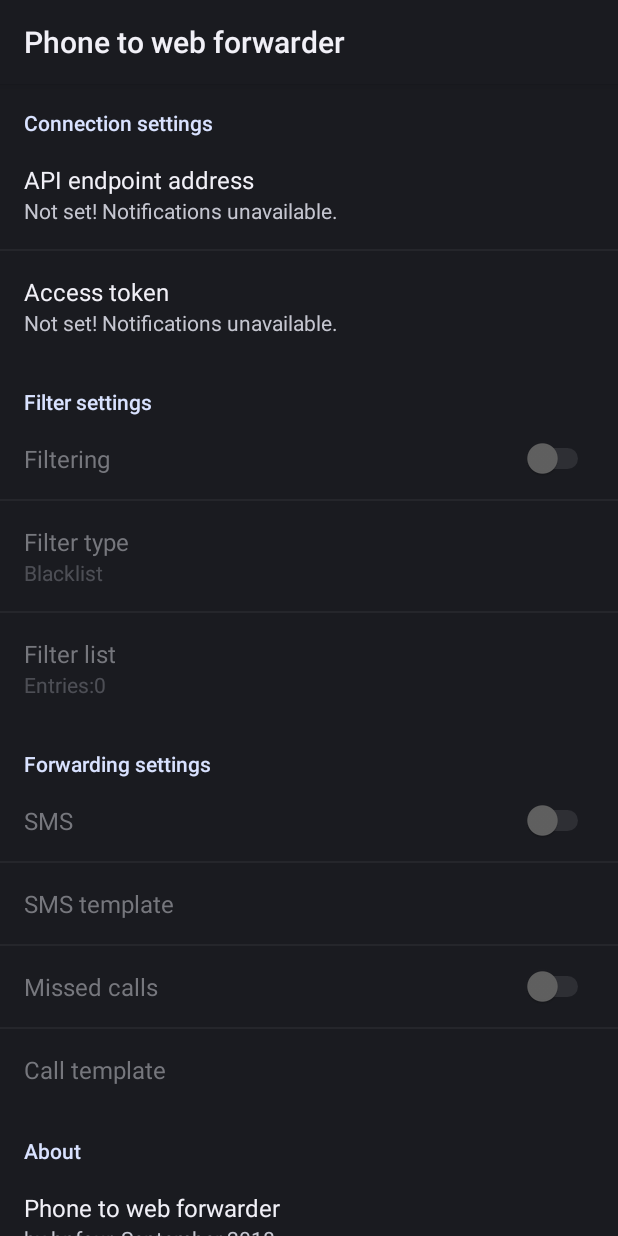
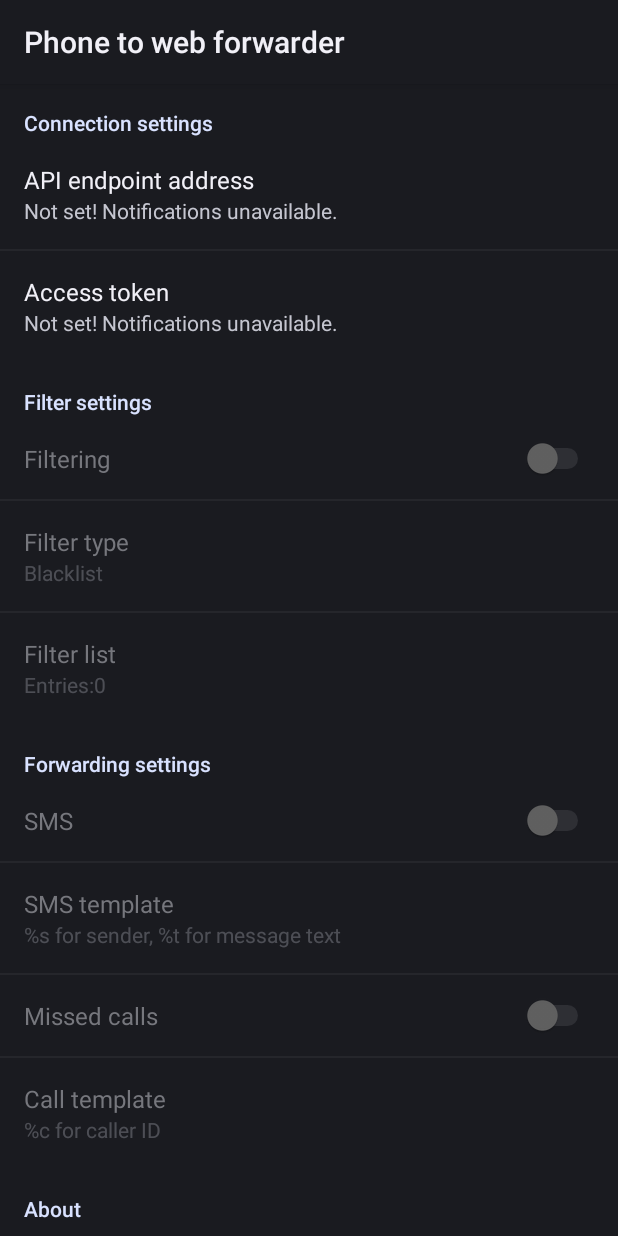
Before and after one commit to bnfour/phone-webapi-forwarder, an Android app: the screen it shows after launch (MainPreferencesActivity), on a phone screen of 412 x 824 dp. Run offline under Robolectric (Android 15) with nearby library versions, the phone set to English and light mode, and no system bars.

Commit message:
hints, default values for templates

```diff
--- a/app/src/main/res/values/strings.xml
+++ b/app/src/main/res/values/strings.xml
@@ -20,6 +20,10 @@
     <string name="oss_desc">Code lives at GitHub</string>
     <string name="connection_not_set">Not set! Notifications unavailable.</string>
     <string name="bad_token">This is not a valid token. Please re-check.</string>
+    <string name="sms_template_hint">%s for sender, %t for message text</string>
+    <string name="calls_template_hint">%c for caller ID</string>
+    <string name="sms_template_default">%s:\n%t</string>
+    <string name="calls_template_default">Missed call from %c</string>
     <!-- additional filter text, copied from sms forwarder -->
     <string-array name="filter_types">
         <item>Blacklist</item>
--- a/app/src/main/res/xml/preferences.xml
+++ b/app/src/main/res/xml/preferences.xml
@@ -39,6 +39,8 @@
         <EditTextPreference
             android:key="sms_template"
             android:title="@string/sms_template"
+            android:summary="@string/sms_template_hint"
+            android:defaultValue="@string/sms_template_default"
             android:dependency="sms_enabled"/>
         <SwitchPreference
             android:key="calls_enabled"
@@ -46,6 +48,8 @@
         <EditTextPreference
             android:key="calls_template"
             android:title="@string/call_template"
+            android:summary="@string/calls_template_hint"
+            android:defaultValue="@string/calls_template_default"
             android:dependency="calls_enabled"/>
     </PreferenceCategory>
     <PreferenceCategory
```
